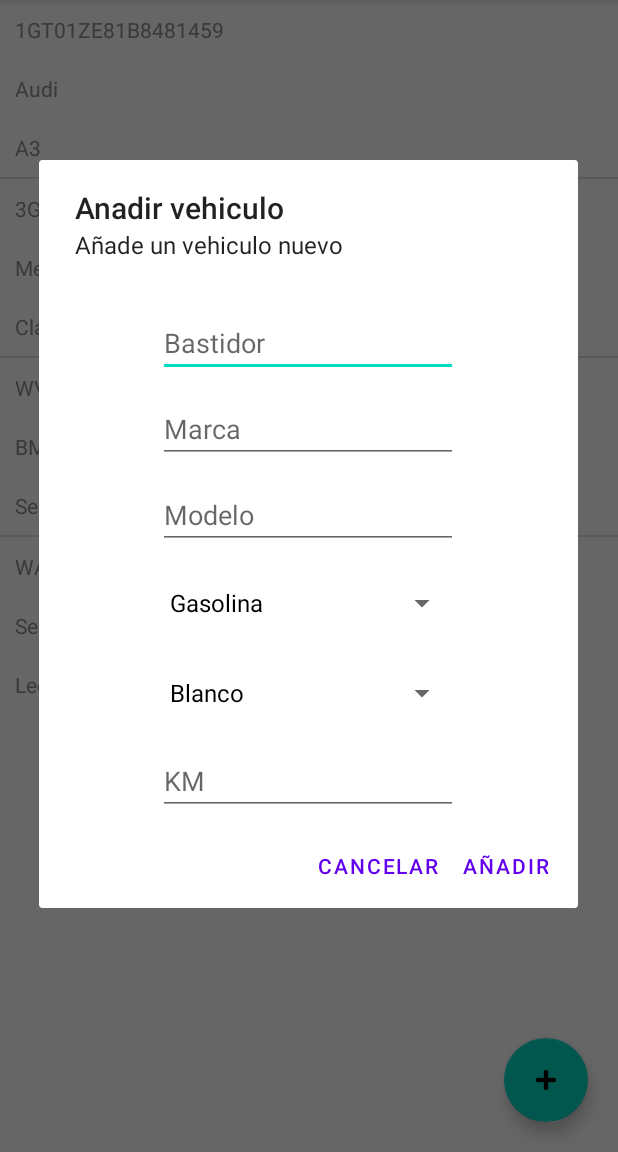
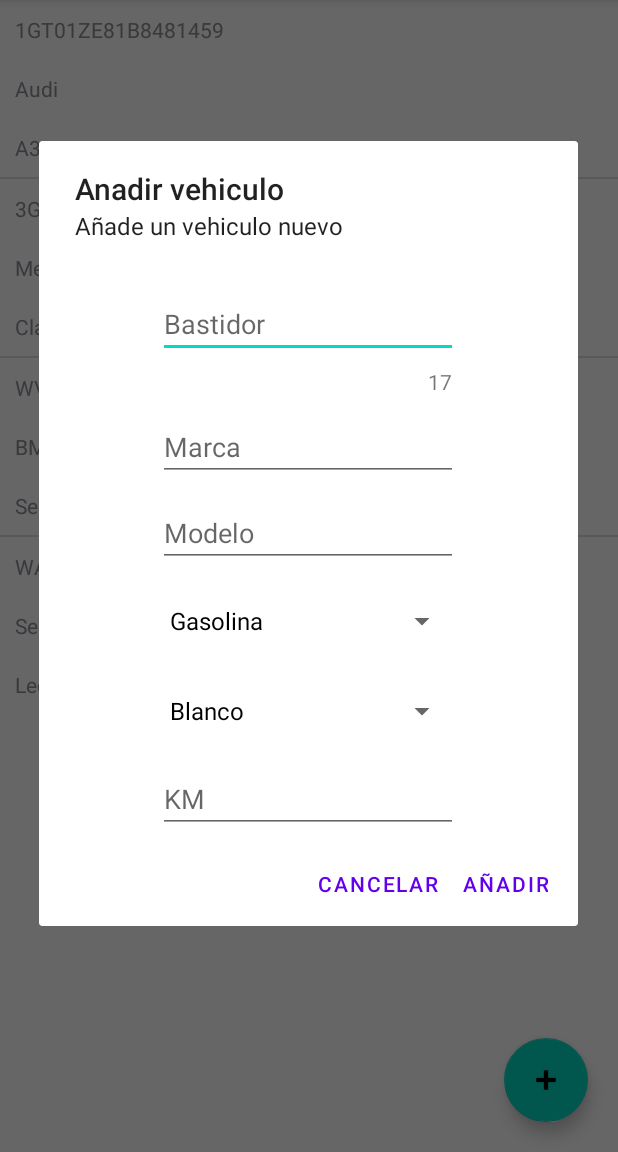
Before and after one commit to pablofu9/Practica18Kotlin, an Android app: the screen it shows after launch (MainActivity), after a tap on an icon or button, on a phone screen of 412 x 824 dp, the part 84-1236 px from its top. Run offline under Robolectric (Android 15) with nearby library versions, the phone set to English and light mode, and no system bars.

```diff
--- a/app/src/main/java/com/example/practica18_pablofuertes/dialogs/DialogAnadir.kt
+++ b/app/src/main/java/com/example/practica18_pablofuertes/dialogs/DialogAnadir.kt
@@ -4,10 +4,13 @@ import android.app.AlertDialog
 import android.app.Dialog
 import android.content.DialogInterface
 import android.os.Bundle
+import android.text.Editable
+import android.text.TextWatcher
 import android.view.View
 import android.widget.ArrayAdapter
 import android.widget.EditText
 import android.widget.Spinner
+import android.widget.TextView
 import android.widget.Toast
 import androidx.fragment.app.DialogFragment
 import com.example.practica18_pablofuertes.R
@@ -22,8 +25,8 @@ class DialogAnadir():DialogFragment(), DialogInterface.OnClickListener {
     private lateinit var t5:Spinner
     private lateinit var t6:Spinner
     private lateinit var t7:EditText
+    private lateinit var contador:TextView
     private var onDismissListener: DialogInterface.OnDismissListener? = null
-
 
 
     override fun onCreateDialog(savedInstanceState: Bundle?): Dialog {
@@ -37,7 +40,8 @@ class DialogAnadir():DialogFragment(), DialogInterface.OnClickListener {
         t5=view.findViewById(R.id.t5)
         t6=view.findViewById(R.id.t6)
         t7=view.findViewById(R.id.t7)
-
+        contador=view.findViewById(R.id.contador)
+        contador.text="17"
         //Cremamos los arrays y los adaptadores para los spinner de colores y combustible
         val arrayColores = arrayOf("Blanco","Negro","Azul","Rojo","Gris","Verde","Amarillo")
         val arrayCombustible = arrayOf("Gasolina","Diesel","Hibrido")
@@ -45,6 +49,25 @@ class DialogAnadir():DialogFragment(), DialogInterface.OnClickListener {
         val spinnerColoresAdapter = context?.let { ArrayAdapter(it, androidx.appcompat.R.layout.support_simple_spinner_dropdown_item, arrayColores) }
         t5.adapter=spinnerCombustibleAdapter
         t6.adapter=spinnerColoresAdapter
+
+
+        //Vamos a hacer un contador para que el bastidor solo se puedan introducir 17 numeros
+        t2.addTextChangedListener(object : TextWatcher {
+            override fun beforeTextChanged(p0: CharSequence?, p1: Int, p2: Int, p3: Int) {
+
+            }
+
+            override fun onTextChanged(s: CharSequence?, start: Int, before: Int, count: Int) {
+                val max:Int=17
+                val caracteresRestantes:Int=max-t2.length()
+                contador.setText(caracteresRestantes.toString())
+            }
+
+            override fun afterTextChanged(p0: Editable?) {
+
+            }
+        })
+
 
         //Vista
         builder.setView(view)
@@ -61,8 +84,10 @@ class DialogAnadir():DialogFragment(), DialogInterface.OnClickListener {
                 //Boton de aceptar, si hay algun campo vacio no se inserta el vehiculo
                 if(t2.text.isEmpty() || t3.text.isEmpty() || t4.text.isEmpty() ||  t7.text.isEmpty()) {
                     Toast.makeText(context, "Hay algun campo vacio", Toast.LENGTH_LONG).show()
-                }else if(t2.text.length !=17){
+                }else if(t2.text.length !=17) {
                     Toast.makeText(context, "Numero de bastidor incorrecto", Toast.LENGTH_LONG).show()
+                }else if(t7.text.toString().toInt() > 500000){
+                    Toast.makeText(context, "Numero de km por encima del maximo", Toast.LENGTH_LONG).show()
                 }else{
                     //Si todos los campos estan llenos el vehiculo se insertara
                     val v:Vehiculo=
@@ -94,4 +119,5 @@ class DialogAnadir():DialogFragment(), DialogInterface.OnClickListener {
 
 
 
+
 }
--- a/app/src/main/res/layout/activity_main.xml
+++ b/app/src/main/res/layout/activity_main.xml
@@ -10,7 +10,8 @@
     <FrameLayout
         android:id="@+id/frame1"
         android:layout_width="match_parent"
-        android:layout_height="match_parent">
+        android:layout_height="match_parent"
+        >
 
 
         <com.google.android.material.floatingactionbutton.FloatingActionButton
--- a/app/src/main/res/layout/ventana_anadir.xml
+++ b/app/src/main/res/layout/ventana_anadir.xml
@@ -3,6 +3,7 @@
     android:layout_width="match_parent"
     android:layout_height="match_parent"
     android:orientation="vertical">
+
 
 
 
@@ -15,6 +16,17 @@
         android:layout_gravity="center"
         android:maxLength="17"
         />
+
+    <TextView
+        android:id="@+id/contador"
+        android:layout_width="40dp"
+        android:layout_height="wrap_content"
+        android:layout_gravity="center_horizontal"
+        android:layout_marginBottom="5dp"
+        android:layout_marginLeft="100dp"
+        android:maxLength="17"
+        android:text="0"/>
+
     <EditText
         android:layout_width="200dp"
         android:layout_height="wrap_content"
```
